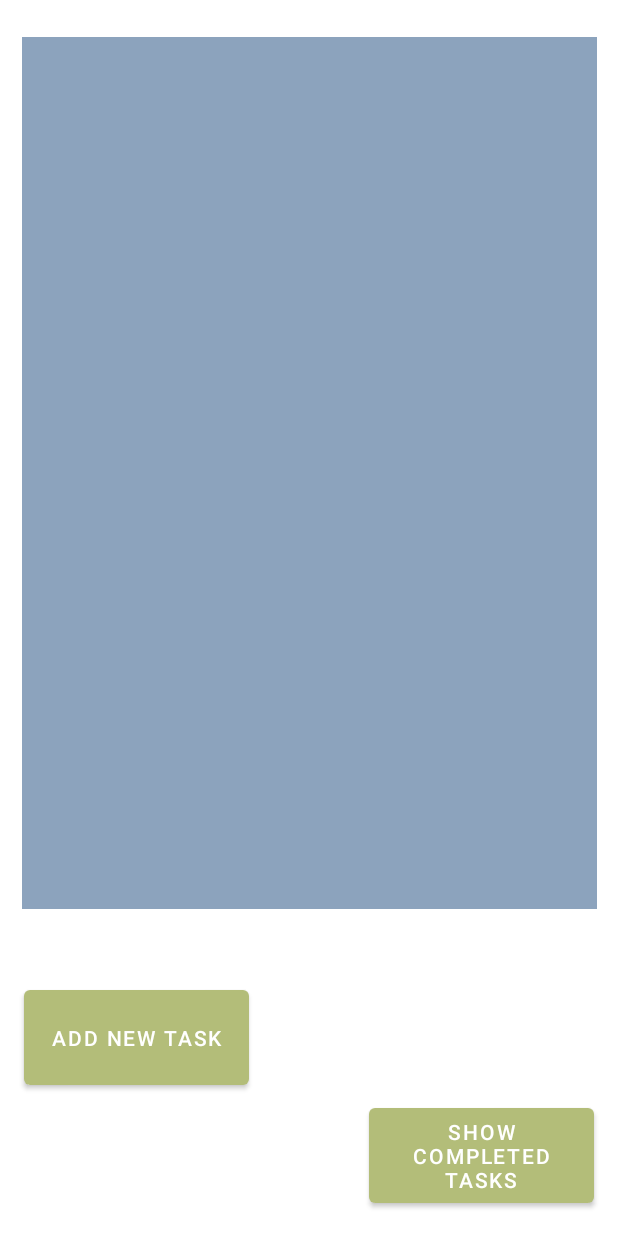
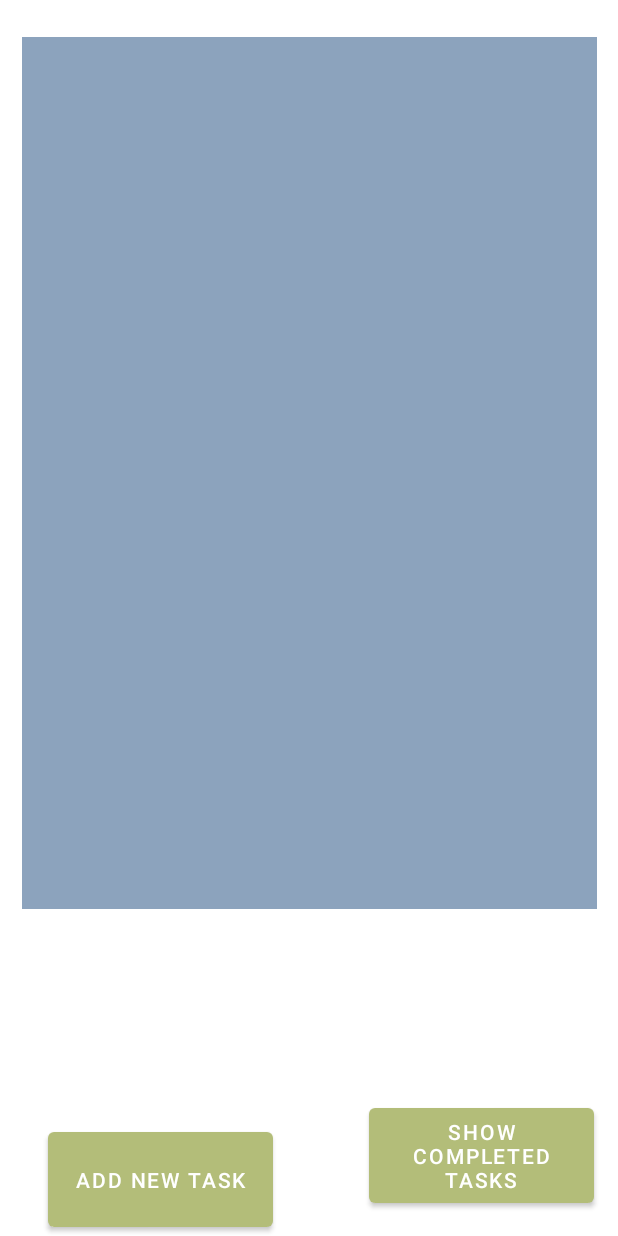
Before and after one commit to macdadebj1/TaskGarden, an Android app: the screen it shows after launch (MainActivity), on a phone screen of 412 x 824 dp. Run offline under Robolectric (Android 15) with nearby library versions, the phone set to English and light mode, and no system bars.

Commit message:
Move add task so it can be seen in the screen.

```diff
--- a/app/src/main/res/layout/activity_main.xml
+++ b/app/src/main/res/layout/activity_main.xml
@@ -38,14 +38,14 @@
         android:id="@+id/btnAddNewTask"
         android:layout_width="150dp"
         android:layout_height="75dp"
-        android:layout_marginStart="16dp"
+        android:layout_marginStart="32dp"
         android:layout_marginTop="48dp"
         android:onClick="openForm"
         android:text="add new task"
         app:layout_constraintBottom_toBottomOf="parent"
         app:layout_constraintStart_toStartOf="parent"
         app:layout_constraintTop_toBottomOf="@+id/taskList"
-        app:layout_constraintVertical_bias="0.0" />
+        app:layout_constraintVertical_bias="1.0" />
 
 
 </androidx.constraintlayout.widget.ConstraintLayout>
```
